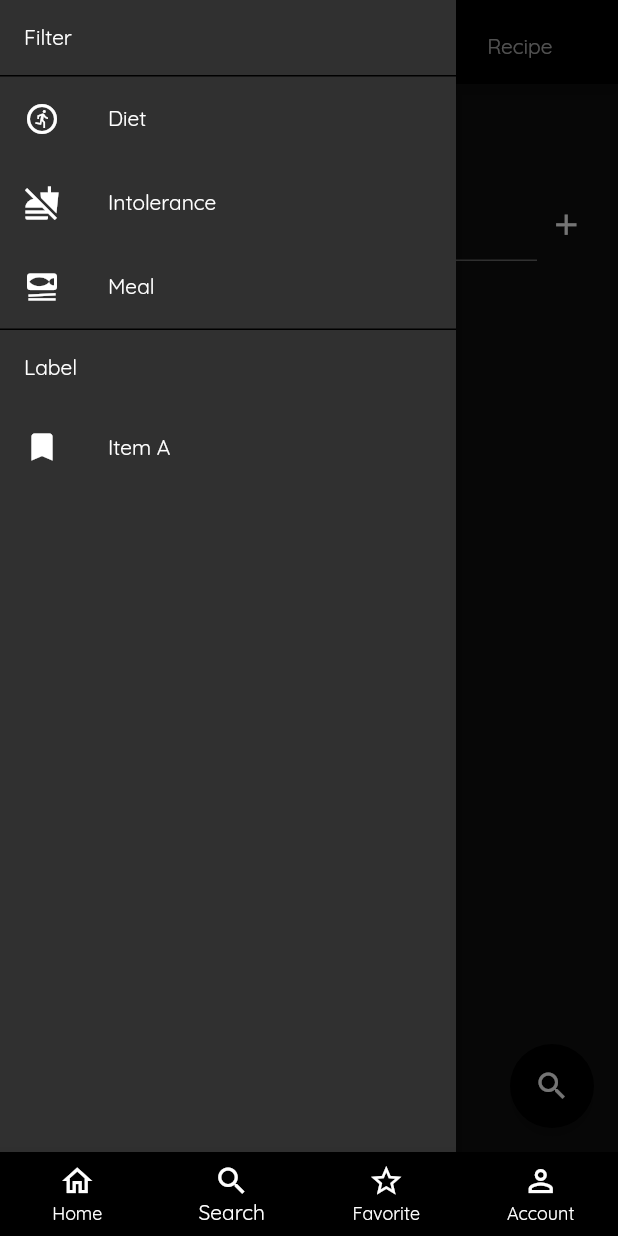
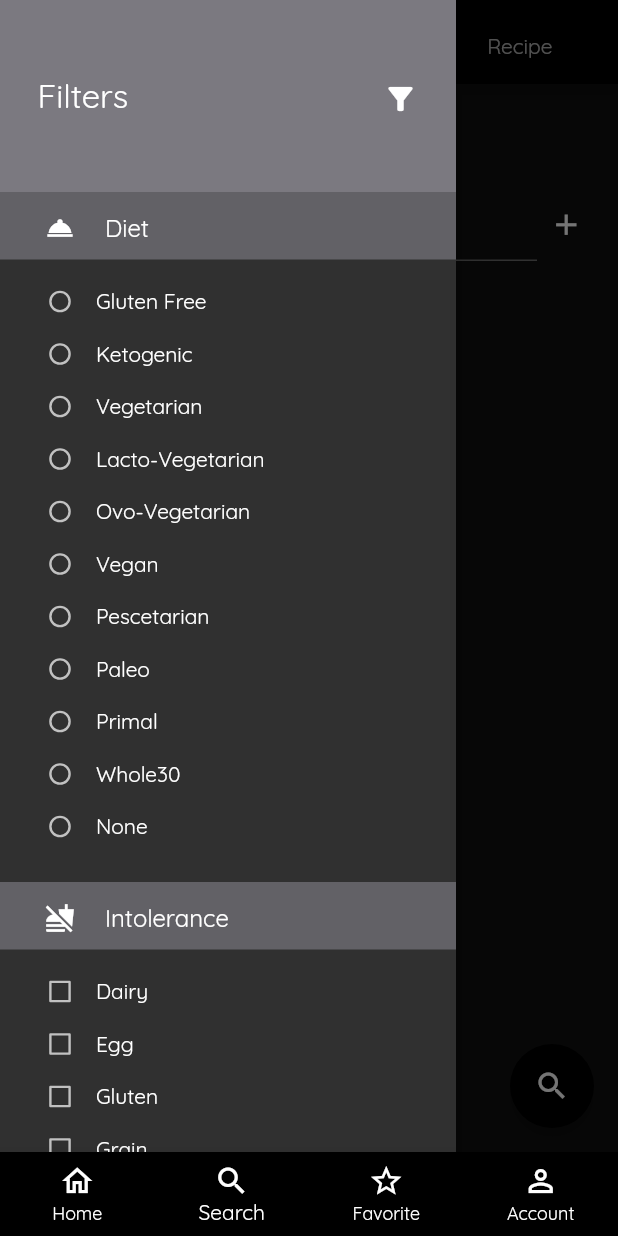
Before and after one commit to imranZMiko/Eten, a Flutter app: the screen it shows after launch, item 2 of the bottom bar chosen, with the side drawer open, on a phone screen of 412 x 824 dp. Run offline on Flutter 3.47's test engine with Material 2 defaults, Android fonts, the phone set to English and light mode, and no system bars; our stand-ins replace cloud_firestore, firebase_auth, firebase_core, firebase_storage, image_picker, shared_preferences; missing offline and left inert: day_night_switcher; accounts and stored records are empty; network calls fail.

Commit message:
Added drawer in search screen. Added search radio and search checkbox widget for filters in the drawer

```diff
--- a/lib/screens/homepage_screen.dart
+++ b/lib/screens/homepage_screen.dart
@@ -12,7 +12,7 @@ import 'package:provider/provider.dart';
 class HomePageScreen extends StatelessWidget {
   HomePageScreen({Key? key}) : super(key: key);
   static const String routeName = '/home';
-  final int index = Random().nextInt(10);
+  final int index = Random().nextInt(9);
 
   @override
   Widget build(BuildContext context) {
--- a/lib/screens/search_screen.dart
+++ b/lib/screens/search_screen.dart
@@ -1,5 +1,6 @@
 import 'package:eten/providers/themeProvider.dart';
 import 'package:eten/widgets/dismissible_ingredients.dart';
+import 'package:eten/widgets/search_drawer.dart';
 import 'package:flutter/material.dart';
 import 'package:flutter/rendering.dart';
 import 'package:eten/widgets/recipe_search.dart';
@@ -20,6 +21,7 @@ class _SearchScreenState extends State<SearchScreen> {
   var currentPage = 0;
   var resultsShown = false;
   List<String> _ingredients = [];
+
 
   void _saveForm() {
     _searchFormKey.currentState!.save();
@@ -63,50 +65,7 @@ class _SearchScreenState extends State<SearchScreen> {
             ],
           ),
         ),
-        drawer: Drawer(
-          child: ListView(
-            // Important: Remove any padding from the ListView.
-            padding: EdgeInsets.zero,
-            children: <Widget>[
-              Padding(
-                padding: const EdgeInsets.all(16.0),
-                child: Text(
-                  'Filter',
-                ),
-              ),
-              Divider(
-                height: 1,
-                thickness: 1,
-              ),
-              ListTile(
-                leading: Icon(Icons.run_circle_outlined),
-                title: Text('Diet'),
-              ),
-              ListTile(
-                leading: Icon(Icons.no_food),
-                title: Text('Intolerance'),
-              ),
-              ListTile(
-                leading: Icon(Icons.set_meal),
-                title: Text('Meal'),
-              ),
-              Divider(
-                height: 1,
-                thickness: 1,
-              ),
-              Padding(
-                padding: const EdgeInsets.all(16.0),
-                child: Text(
-                  'Label',
-                ),
-              ),
-              ListTile(
-                leading: Icon(Icons.bookmark),
-                title: Text('Item A'),
-              ),
-            ],
-          ),
-        ),
+        drawer: SearchDrawer(),
         body: Form(
           key: _searchFormKey,
           autovalidateMode: AutovalidateMode.always,
--- a/lib/widgets/homepage_image.dart
+++ b/lib/widgets/homepage_image.dart
@@ -8,11 +8,6 @@ class HomeImage extends StatelessWidget {
   final int index;
 
   static List<Map<String, String>> list = [
-    {
-      'title': 'Baked Rigatoni With Sausage',
-      'imageURL': 'https://spoonacular.com/recipeImages/633765-636x393.jpg',
-      'id': '633765'
-    },
     {
       "title": "Flank Steak with Mushroom Sauce",
       'imageURL': 'https://spoonacular.com/recipeImages/631750-636x393.jpg',
--- /dev/null
+++ b/lib/widgets/search_checkbox.dart
@@ -0,0 +1,60 @@
+import 'package:flutter/material.dart';
+
+class SearchCheckbox extends StatefulWidget {
+  SearchCheckbox({required this.dataList, required this.type, Key? key})
+      : super(key: key);
+  final List<String> dataList;
+  String type;
+  @override
+  _SearchCheckboxState createState() => _SearchCheckboxState();
+}
+
+class _SearchCheckboxState extends State<SearchCheckbox> {
+  @override
+  List<bool> isChecked = [];
+  void initState() {
+    isChecked = List<bool>.filled(widget.dataList.length, false);
+    super.initState();
+  }
+
+  @override
+  Widget build(BuildContext context) {
+    return Container(
+      height: widget.dataList.length * 35.0,
+      child: ListView.builder(
+        physics: NeverScrollableScrollPhysics(),
+        padding: EdgeInsets.zero,
+        itemBuilder: (context, index) {
+          return Container(
+            height: 35,
+            width: 80,
+            child: ListTile(
+              horizontalTitleGap: 0,
+              title: Text(
+                widget.dataList[index],
+                style: TextStyle(fontSize: 14),
+              ),
+              leading: Transform.scale(
+                scale: 0.8,
+                child: Checkbox(
+                  checkColor: Colors.white,
+                  activeColor: Color(0xFF9FC5F8),
+                  value: isChecked[index],
+                  onChanged: (bool? value) {
+                    setState(
+                      () {
+                        isChecked[index] = value!;
+                      },
+                    );
+                  },
+                ),
+              ),
+            ),
+          );
+        },
+        itemCount: widget.dataList.length,
+        shrinkWrap: true,
+      ),
+    );
+  }
+}
--- /dev/null
+++ b/lib/widgets/search_drawer.dart
@@ -0,0 +1,178 @@
+import 'package:eten/providers/themeProvider.dart';
+import 'package:eten/widgets/search_checkbox.dart';
+import 'package:eten/widgets/search_radio.dart';
+import 'package:flutter/material.dart';
+import 'package:provider/provider.dart';
+
+class SearchDrawer extends StatelessWidget {
+  SearchDrawer({Key? key}) : super(key: key);
+  List<String> _diet = [
+    'Gluten Free',
+    'Ketogenic',
+    'Vegetarian',
+    'Lacto-Vegetarian',
+    'Ovo-Vegetarian',
+    'Vegan',
+    'Pescetarian',
+    'Paleo',
+    'Primal',
+    'Whole30',
+    'None'
+  ];
+  List<String> _intolerances = [
+    'Dairy',
+    'Egg',
+    'Gluten',
+    'Grain',
+    'Peanut',
+    'Seafood',
+    'Sesame',
+    'Shellfish',
+    'Soy',
+    'Sulfite',
+    'Tree Nut',
+    'Wheat',
+  ];
+  List<String> _mealType = [
+    'Main course',
+    'Side dish',
+    'Dessert',
+    'Appetizer',
+    'Salad',
+    'Bread',
+    'Breakfast',
+    'Soup',
+    'Beverage',
+    'Sauce',
+    'Marinade',
+    'Fingerfood',
+    'Snack',
+    'Drink',
+    'None'
+  ];
+
+  @override
+  Widget build(BuildContext context) {
+    return Drawer(
+      child: ListView(
+        padding: EdgeInsets.zero,
+        children: [
+          Container(
+            color: Provider.of<ThemeInfo>(context, listen: false).chosenTheme ==
+                    ThemeMode.light
+                ? Theme.of(context).primaryColor
+                : Color(0xFF7b7980),
+            child: Padding(
+              padding:
+                  const EdgeInsets.symmetric(vertical: 50.0, horizontal: 25),
+              child: Row(
+                crossAxisAlignment: CrossAxisAlignment.end,
+                children: [
+                  Expanded(
+                    child: Text(
+                      'Filters',
+                      style: TextStyle(
+                        fontSize: 22,
+                        color: Colors.white,
+                      ),
+                    ),
+                  ),
+                  Icon(
+                    Icons.filter_alt,
+                    color: Colors.white,
+                  ),
+                ],
+              ),
+            ),
+          ),
+          Container(
+            height: 45,
+            child: ListTile(
+              dense: true,
+              contentPadding: EdgeInsets.only(left: 30),
+              horizontalTitleGap: 0,
+              tileColor:
+                  Provider.of<ThemeInfo>(context, listen: false).chosenTheme ==
+                          ThemeMode.light
+                      ? Color(0xFFd8d9f6)
+                      : Color(0xFF626166),
+              leading: Icon(
+                Icons.room_service,
+                size: 20,
+              ),
+              title: Text(
+                'Diet',
+                style: TextStyle(fontSize: 16),
+              ),
+            ),
+          ),
+          SearchRadio(dataList: _diet, type: 'Diet'),
+          Container(height: 30),
+          Container(
+            height: 45,
+            child: ListTile(
+              dense: true,
+              contentPadding: EdgeInsets.only(left: 30),
+              horizontalTitleGap: 0,
+              tileColor:
+                  Provider.of<ThemeInfo>(context, listen: false).chosenTheme ==
+                          ThemeMode.light
+                      ? Color(0xFFd8d9f6)
+                      : Color(0xFF626166),
+              leading: Icon(
+                Icons.no_food,
+                size: 20,
+              ),
+              title: Text(
+                'Intolerance',
+                style: TextStyle(fontSize: 16),
+              ),
+            ),
+          ),
+          SearchCheckbox(dataList: _intolerances, type: 'Intolerance'),
+          Container(height: 30),
+          Container(
+            height: 45,
+            child: ListTile(
+              dense: true,
+              contentPadding: EdgeInsets.only(left: 30),
+              horizontalTitleGap: 0,
+              tileColor:
+                  Provider.of<ThemeInfo>(context, listen: false).chosenTheme ==
+                          ThemeMode.light
+                      ? Color(0xFFd8d9f6)
+                      : Color(0xFF626166),
+              leading: Icon(
+                Icons.tapas,
+                size: 20,
+              ),
+              title: Text('Meal Type'),
+            ),
+          ),
+          SearchRadio(dataList: _mealType, type: 'Meal'),
+          Container(height: 20),
+          ElevatedButton(
+            style: ElevatedButton.styleFrom(
+              primary:
+                  Provider.of<ThemeInfo>(context, listen: false).chosenTheme ==
+                          ThemeMode.light
+                      ? Color(0xFFd8d9f6)
+                      : Color(0xFF626166),
+            ),
+            onPressed: () {},
+            child: Text(
+              'Save',
+              style: TextStyle(
+                color: Provider.of<ThemeInfo>(context, listen: false)
+                            .chosenTheme ==
+                        ThemeMode.light
+                    ? Colors.black
+                    : Colors.white,
+              ),
+            ),
+          ),
+        ],
+      ),
+    );
+  }
+}
--- /dev/null
+++ b/lib/widgets/search_radio.dart
@@ -0,0 +1,53 @@
+import 'package:flutter/material.dart';
+
+class SearchRadio extends StatefulWidget {
+  SearchRadio({required this.dataList, required this.type, Key? key})
+      : super(key: key);
+  final List<String> dataList;
+  String type;
+
+  @override
+  _SearchRadioState createState() => _SearchRadioState();
+}
+
+class _SearchRadioState extends State<SearchRadio> {
+  @override
+  Widget build(BuildContext context) {
+    return Container(
+      height: widget.dataList.length * 35.0,
+      child: ListView.builder(
+        physics: NeverScrollableScrollPhysics(),
+        padding: EdgeInsets.zero,
+        itemBuilder: (context, index) {
+          return Container(
+            height: 35,
+            width: 80,
+            child: ListTile(
+              horizontalTitleGap: 0,
+              title: Text(
+                widget.dataList[index],
+                style: TextStyle(fontSize: 14),
+              ),
+              leading: Transform.scale(
+                scale: 0.8,
+                child: Radio<String>(activeColor: Color(0xFF9FC5F8),
+                  value: widget.dataList[index],
+                  groupValue: widget.type,
+                  onChanged: (String? value) {
+                    setState(
+                      () {
+                        widget.type = value!;
+                      },
+                    );
+                  },
+                ),
+              ),
+            ),
+          );
+        },
+        itemCount: widget.dataList.length,
+        shrinkWrap: true,
+      ),
+    );
+  }
+}
```
Also changed, not shown: Assets/Foods/633765.jpg (deleted).
